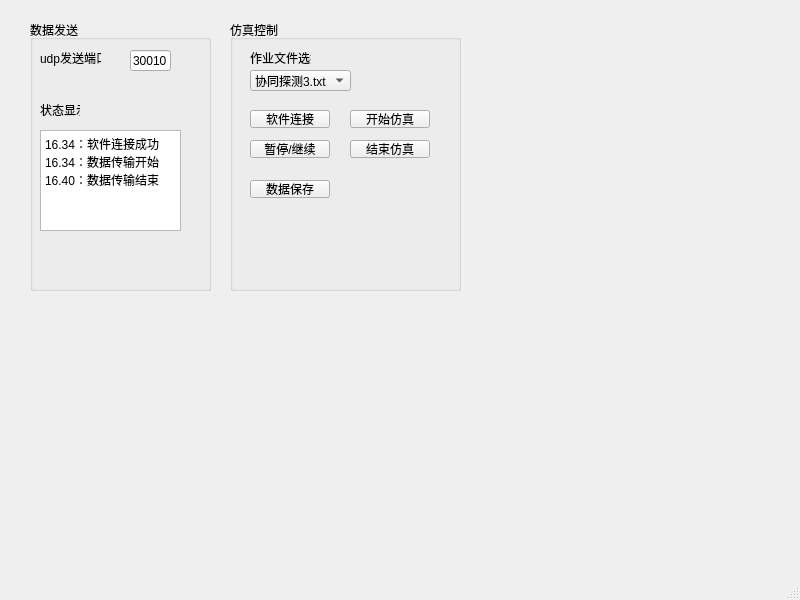
Above: main_control/maincontrol.ui from aybdl/guidance-console before the change. Below: the same form after it.
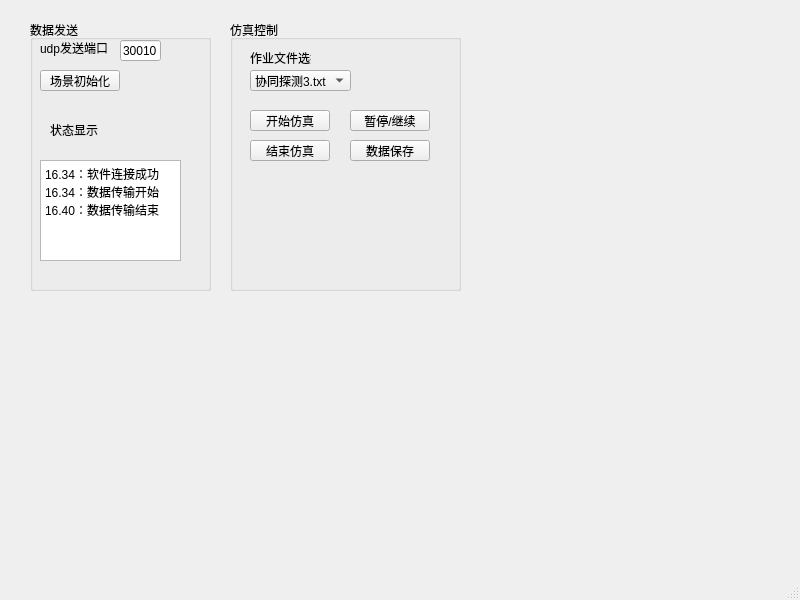
That is the form after the change.

```diff
--- a/main_control/maincontrol.ui
+++ b/main_control/maincontrol.ui
@@ -29,8 +29,8 @@
     <widget class="QLineEdit" name="lineEdit">
      <property name="geometry">
       <rect>
-       <x>100</x>
-       <y>30</y>
+       <x>90</x>
+       <y>20</y>
        <width>41</width>
        <height>21</height>
       </rect>
@@ -43,8 +43,8 @@
      <property name="geometry">
       <rect>
        <x>10</x>
-       <y>30</y>
-       <width>61</width>
+       <y>20</y>
+       <width>81</width>
        <height>16</height>
       </rect>
      </property>
@@ -56,7 +56,7 @@
      <property name="geometry">
       <rect>
        <x>10</x>
-       <y>110</y>
+       <y>140</y>
        <width>141</width>
        <height>101</height>
       </rect>
@@ -77,9 +77,9 @@
     <widget class="QLabel" name="label_2">
      <property name="geometry">
       <rect>
-       <x>10</x>
-       <y>80</y>
-       <width>40</width>
+       <x>20</x>
+       <y>100</y>
+       <width>51</width>
        <height>20</height>
       </rect>
      </property>
@@ -87,6 +87,19 @@
       <string>状态显示</string>
      </property>
     </widget>
+    <widget class="QPushButton" name="pushButton">
+     <property name="geometry">
+      <rect>
+       <x>10</x>
+       <y>50</y>
+       <width>80</width>
+       <height>21</height>
+      </rect>
+     </property>
+     <property name="text">
+      <string>场景初始化</string>
+     </property>
+    </widget>
    </widget>
    <widget class="QGroupBox" name="groupBox_2">
     <property name="geometry">
@@ -138,26 +151,13 @@
       </property>
      </item>
     </widget>
-    <widget class="QPushButton" name="pushButton">
-     <property name="geometry">
-      <rect>
-       <x>20</x>
-       <y>90</y>
-       <width>80</width>
-       <height>18</height>
-      </rect>
-     </property>
-     <property name="text">
-      <string>软件连接</string>
-     </property>
-    </widget>
     <widget class="QPushButton" name="pushButton_2">
      <property name="geometry">
       <rect>
-       <x>120</x>
+       <x>20</x>
        <y>90</y>
        <width>80</width>
-       <height>18</height>
+       <height>21</height>
       </rect>
      </property>
      <property name="text">
@@ -167,10 +167,10 @@
     <widget class="QPushButton" name="pushButton_3">
      <property name="geometry">
       <rect>
-       <x>20</x>
-       <y>160</y>
+       <x>120</x>
+       <y>120</y>
        <width>80</width>
-       <height>18</height>
+       <height>21</height>
       </rect>
      </property>
      <property name="text">
@@ -180,10 +180,10 @@
     <widget class="QPushButton" name="pushButton_4">
      <property name="geometry">
       <rect>
-       <x>20</x>
-       <y>120</y>
+       <x>120</x>
+       <y>90</y>
        <width>80</width>
-       <height>18</height>
+       <height>21</height>
       </rect>
      </property>
      <property name="text">
@@ -193,10 +193,10 @@
     <widget class="QPushButton" name="pushButton_5">
      <property name="geometry">
       <rect>
-       <x>120</x>
+       <x>20</x>
        <y>120</y>
        <width>80</width>
-       <height>18</height>
+       <height>21</height>
       </rect>
      </property>
      <property name="text">
```
